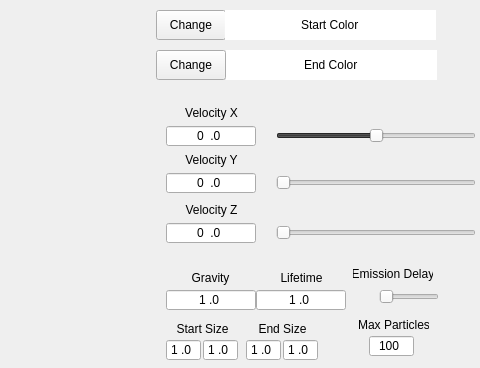
First picture: the form in TA_ParticleEditor/TA_ParticleEditor/particleeditor.ui, repository Stureplan/TA_ParticleEditor, before the edit; both pictures show x 504 to 984 and y 0 to 368 of the 984 by 638 pixel window.
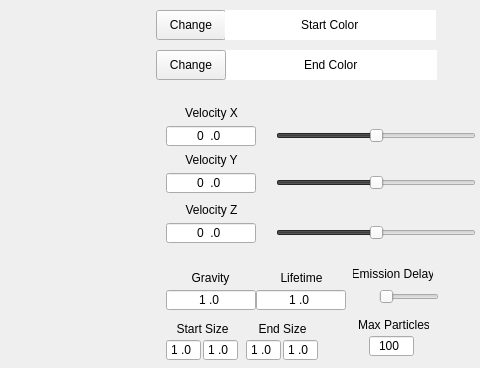
Second picture: the form after the edit. Custom widgets are drawn as their Qt base class.

Patch:
```diff
--- a/TA_ParticleEditor/TA_ParticleEditor/particleeditor.ui
+++ b/TA_ParticleEditor/TA_ParticleEditor/particleeditor.ui
@@ -932,6 +932,12 @@
       <height>22</height>
      </rect>
     </property>
+    <property name="styleSheet">
+     <string notr="true">selection-background-color: rgb(53, 53, 53);</string>
+    </property>
+    <property name="minimum">
+     <number>-99</number>
+    </property>
     <property name="orientation">
      <enum>Qt::Horizontal</enum>
     </property>
@@ -945,6 +951,12 @@
       <height>22</height>
      </rect>
     </property>
+    <property name="styleSheet">
+     <string notr="true">selection-background-color: rgb(53, 53, 53);</string>
+    </property>
+    <property name="minimum">
+     <number>-99</number>
+    </property>
     <property name="orientation">
      <enum>Qt::Horizontal</enum>
     </property>
```
Left out of the diff: 6 changed lines with no effect on the pictures.
